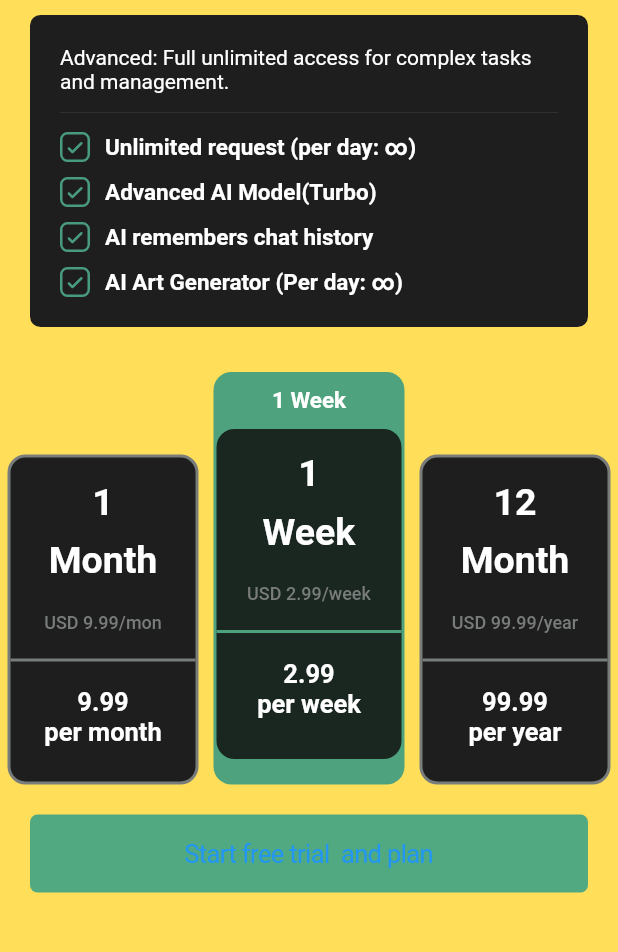
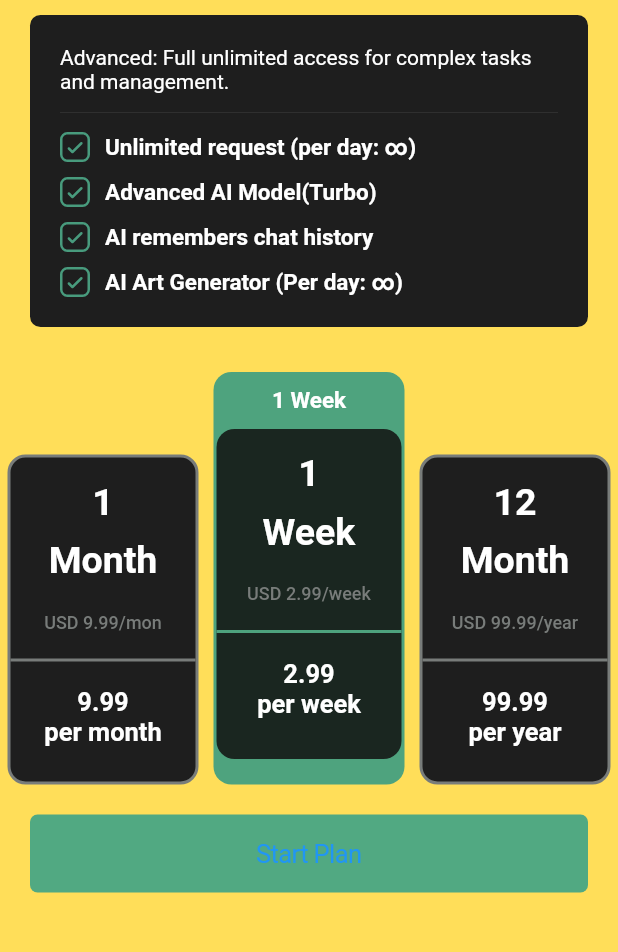
Before and after one commit to markjinhua/babyapp, a Flutter app: the PremiumScreen screen opened directly, on a phone screen of 412 x 824 dp, the part 84-1036 px from its top. Run offline on Flutter 3.47's test engine with Material 2 defaults, Android fonts, the phone set to English and light mode, and no system bars; our stand-ins replace cached_network_image, dio, flutter_svg, flutter_tts, fluttertoast, get and 10 more; missing offline and left inert: chat_gpt_sdk, in_app_purchase_storekit; accounts and stored records are empty; network calls fail.

Commit message:
Appname
Appname

```diff
--- a/lib/utils/lenguage.dart
+++ b/lib/utils/lenguage.dart
@@ -42,7 +42,7 @@ class LocalString extends Translations {
           'historyEmpty': 'History Is Empty',
           'pleaseEnterText': 'Please Enter Text',
           'continueChat': 'Continue To Chat',
-          'startTrail': 'Start free trial  and plan',
+          'startTrail': 'Start Plan',
           'askSomething': 'Happy to see you today. How can I help you?',
           'premiumPrice1': 'USD 9.99/mon',
           'premiumPrice2': 'USD 2.99/week',
```
Also changed, not shown: 1 other file.
